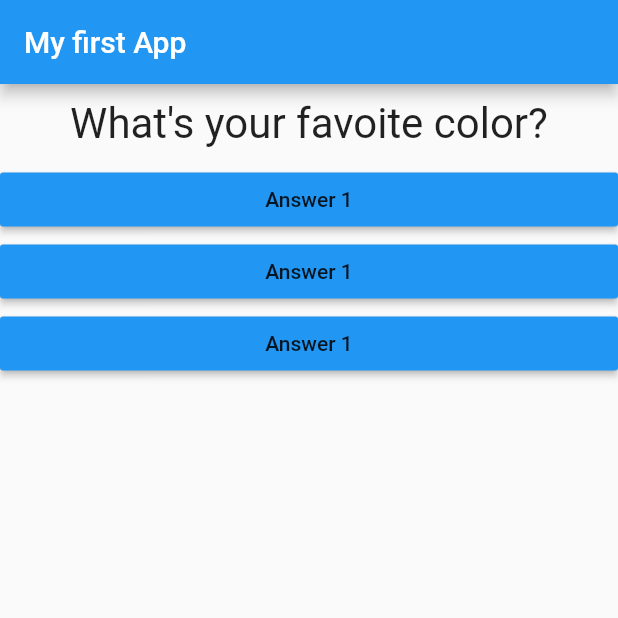
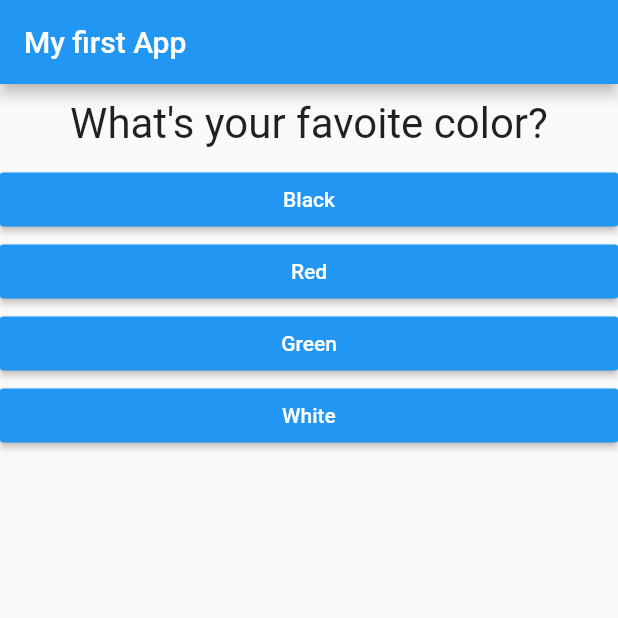
Before and after one commit to FerraroSoftware/Flutter1, a Flutter app: the screen it shows after launch, on a phone screen of 412 x 824 dp, the top half of it. Run offline on Flutter 3.47's test engine with Material 2 defaults, Android fonts, the phone set to English and light mode, and no system bars.

```diff
--- a/lib/answer.dart
+++ b/lib/answer.dart
@@ -3,10 +3,11 @@ import 'package:flutter/material.dart';
 class Answer extends StatelessWidget {
   // Value is function
   final Function selectHandler;
+  final String answerText;
 
   // _answerQuestion() callback passed to constructor as pointer
   // and stored as selectHandler declared to be static function
-  Answer(this.selectHandler);
+  Answer(this.selectHandler, this.answerText);
 
   @override
   Widget build(BuildContext context) {
@@ -16,7 +17,8 @@ class Answer extends StatelessWidget {
         // Static property - Colors.blue
         // No need to create instance of class Colors
         color: Colors.blue,
-        child: Text('Answer 1'),
+        textColor: Colors.white,
+        child: Text(answerText),
         onPressed: selectHandler,
       ),
     );
--- a/lib/main.dart
+++ b/lib/main.dart
@@ -12,7 +12,6 @@ void main() => runApp(MyApp());
 // Look for the 3 conenctions for state updating -
 
 class MyApp extends StatefulWidget {
-
   // !!!Connection 2
   // type createState() to auto populate
   @override
@@ -30,7 +29,6 @@ class _MyAppState extends State<MyApp> {
   var _questionIndex = 0;
 
   void _answerQuestion() {
-
     // !!!Connection 3 :: using setState()
     // Calls the build() method again
     setState(() {
@@ -44,8 +42,19 @@ class _MyAppState extends State<MyApp> {
   @override
   Widget build(BuildContext context) {
     var questions = [
-      'What\'s your favoite color?',
-      'What\'s your favorite animal?',
+      // Creating map shorthand, Map alterative
+      {
+        'questionText': 'What\'s your favoite color?',
+        'answers': ['Black', 'Red', 'Green', 'White']
+      },
+      {
+        'questionText': 'What\'s your favorite animal?',
+        'answers': ['Rabbit', 'Dog', 'Elephant', 'Lion']
+      },
+      {
+        'questionText': 'What\'s your favorite food?',
+        'answers': ['Steak', 'Pizza', 'Pasta', 'Chicken']
+      },
     ];
 
     return MaterialApp(
@@ -58,13 +67,18 @@ class _MyAppState extends State<MyApp> {
             //!!! Use custom Question widget here
             // Takes in String
             Question(
-                questions[_questionIndex],
+              // Access map 0, 1, 2
+              // Then key 'questionText'
+              questions[_questionIndex]['questionText'],
             ),
-              // Callback to pass answerQuestion() to Answer Widget
-              // Fowarding pointer to constrctor
-              Answer(_answerQuestion),
-              Answer(_answerQuestion),
-              Answer(_answerQuestion),
+
+            // Applies to every element in the map
+            // Need to tell map as List of strings, doesn't beleive me
+            // ... == spreadoperator
+            ...(questions[_questionIndex]['answers'] as List<String>).map((answer) {
+              return Answer(_answerQuestion, answer);
+            }).toList()
+
           ],
         ),
       ),
```
Lines whose indentation alone changed are shown as unchanged.
